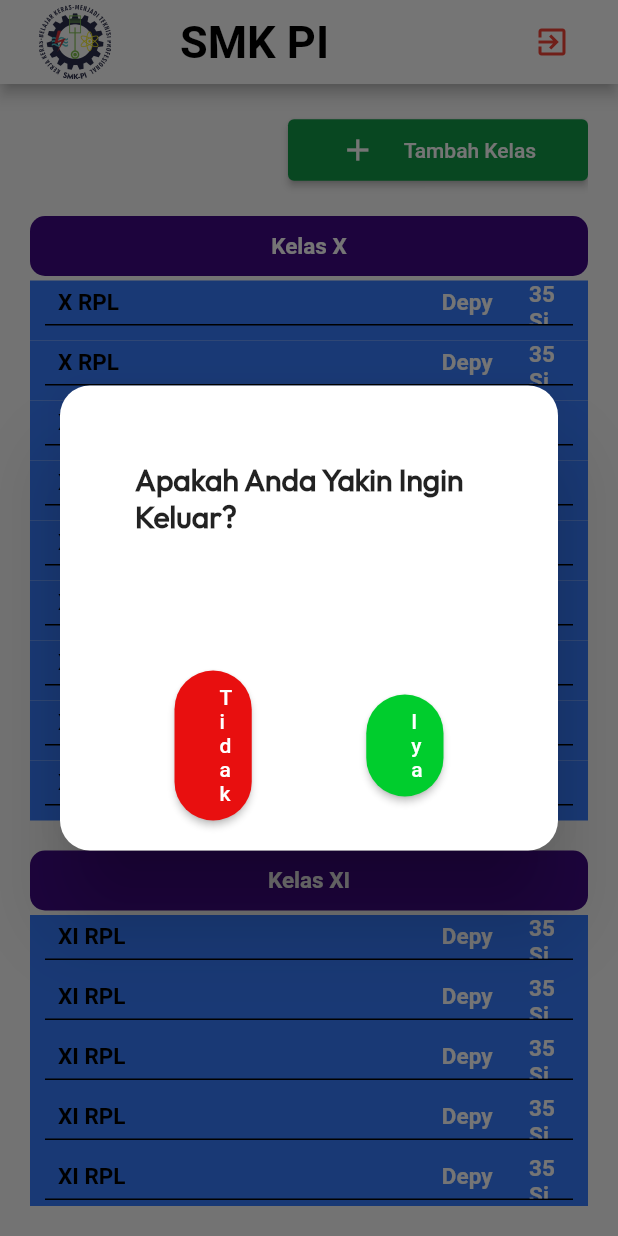
After one commit to Badru2/e_learning_smk_pi, a Flutter app: the KelasScreenAdmin screen opened directly, after a tap on the "exit to app" icon, on a phone screen of 412 x 824 dp. The commit adds this screen. Run offline on Flutter 3.47's test engine with Material 2 defaults, Android fonts, the light colour scheme and no system bars; our stand-ins replace carousel_slider, cloud_firestore, data_table_2, dropdown_button2, firebase_auth, firebase_core and 10 more; accounts and stored records are empty; project files that could hold a hidden picture were left out.

Commit message:
guru data table, kelas data table & alert log out

```diff
--- a/lib/screens/admin/home_screen/tombol/guru.dart
+++ b/lib/screens/admin/home_screen/tombol/guru.dart
@@ -1,6 +1,8 @@
+import 'package:e_learning_smk_pi/screens/admin/guru_screen/guru_screen.dart';
 import 'package:e_learning_smk_pi/screens/admin/login/login_screen.dart';
 import 'package:e_learning_smk_pi/widgets/my_font.dart';
 import 'package:e_learning_smk_pi/widgets/my_icons.dart';
+import 'package:e_learning_smk_pi/widgets/sidebar.dart';
 import 'package:flutter/material.dart';
 import 'package:flutter_svg/flutter_svg.dart';
 
@@ -20,7 +22,7 @@ class Guru extends StatelessWidget {
         onPressed: () {
           Navigator.push(
             context,
-            MaterialPageRoute(builder: (context) => const AdminLoginScreen()),
+            MaterialPageRoute(builder: (context) => const SideBarAdmin()),
           );
         },
         child: Container(
--- /dev/null
+++ b/lib/screens/admin/kelas/kelas_screen.dart
@@ -0,0 +1,78 @@
+import 'package:data_table_2/data_table_2.dart';
+import 'package:e_learning_smk_pi/screens/admin/kelas/widget/kelas_x.dart';
+import 'package:e_learning_smk_pi/screens/admin/kelas/widget/kelas_xi.dart';
+import 'package:e_learning_smk_pi/screens/admin/kelas/widget/kelas_xii.dart';
+import 'package:e_learning_smk_pi/widgets/appbar_admin.dart';
+import 'package:flutter/material.dart';
+
+class KelasScreenAdmin extends StatefulWidget {
+  const KelasScreenAdmin({super.key});
+
+  @override
+  State<KelasScreenAdmin> createState() => _KelasScreenAdminState();
+}
+
+class _KelasScreenAdminState extends State<KelasScreenAdmin> {
+  @override
+  Widget build(BuildContext context) {
+    return Scaffold(
+      appBar: const AppbarAdmin(),
+      body: SafeArea(
+        child: Container(
+          margin: const EdgeInsets.all(20),
+          child: SingleChildScrollView(
+            child: Column(
+              children: [
+                SizedBox(
+                  width: MediaQuery.of(context).size.width,
+                  child: Align(
+                    alignment: Alignment.centerRight,
+                    child: ElevatedButton(
+                      style: ElevatedButton.styleFrom(
+                        fixedSize: const Size(200, 41),
+                        backgroundColor: const Color(0xFF119A47),
+                      ),
+                      onPressed: () {},
+                      child: Row(
+                        mainAxisAlignment: MainAxisAlignment.spaceEvenly,
+                        children: const [
+                          Icon(Icons.add),
+                          Text('Tambah Kelas'),
+                        ],
+                      ),
+                    ),
+                  ),
+                ),
+                SizedBox(height: 20),
+                KelasX(),
+                SizedBox(height: 20),
+                KelasXI(),
+                SizedBox(height: 20),
+                KelasXII(),
+                // Container(
+                //   decoration: BoxDecoration(
+                //     borderRadius: BorderRadius.circular(10),
+                //   ),
+                //   width: MediaQuery.of(context).size.width,
+                //   height: MediaQuery.of(context).size.height * 0.9,
+                //   child: DataTable2(
+                //     columns: [
+                //       DataColumn2(
+                //         label: Text('Kelas X'),
+                //       )
+                //     ],
+                //     rows: [
+                //       DataRow2(cells: [
+                //         DataCell(Text('Udin')),
+                //       ])
+                //     ],
+                //   ),
+                // )
+              ],
+            ),
+          ),
+        ),
+      ),
+    );
+  }
+}
--- /dev/null
+++ b/lib/screens/admin/kelas/widget/kelas_x.dart
@@ -0,0 +1,86 @@
+import 'package:e_learning_smk_pi/widgets/my_font.dart';
+import 'package:flutter/material.dart';
+
+class KelasX extends StatefulWidget {
+  const KelasX({super.key});
+
+  @override
+  State<KelasX> createState() => _KelasXState();
+}
+
+class _KelasXState extends State<KelasX> {
+  @override
+  Widget build(BuildContext context) {
+    return Column(
+      children: [
+        Container(
+          height: 40,
+          decoration: BoxDecoration(
+            color: const Color(0xFF400986),
+            borderRadius: BorderRadius.circular(10),
+          ),
+          child: const Center(
+            child: Text(
+              'Kelas X',
+              style: font15w6w,
+            ),
+          ),
+        ),
+        const SizedBox(height: 3),
+        SizedBox(
+          width: MediaQuery.of(context).size.width,
+          height: 360,
+          child: Container(
+            decoration: BoxDecoration(borderRadius: BorderRadius.circular(20)),
+            child: ListView.builder(
+              itemBuilder: (context, index) {
+                return Container(
+                  decoration: const BoxDecoration(
+                    color: Color(0xFF367CFF),
+                  ),
+                  child: Container(
+                    margin:
+                        const EdgeInsets.only(left: 10, right: 10, bottom: 10),
+                    height: 30,
+                    decoration: const BoxDecoration(
+                      border: Border(
+                        bottom: BorderSide(color: Colors.black),
+                      ),
+                    ),
+                    child: Row(
+                      mainAxisAlignment: MainAxisAlignment.spaceEvenly,
+                      children: [
+                        SizedBox(
+                          width: MediaQuery.of(context).size.width * 0.6,
+                          child: const Text(
+                            'X RPL',
+                            style: font15w6,
+                          ),
+                        ),
+                        SizedBox(
+                          width: MediaQuery.of(context).size.width * 0.12,
+                          child: const Text(
+                            'Depy',
+                            style: font15w6w,
+                          ),
+                        ),
+                        SizedBox(
+                          width: MediaQuery.of(context).size.width * 0.05,
+                          child: const Text(
+                            '35 Siswa',
+                            style: font15w6w,
+                          ),
+                        ),
+                      ],
+                    ),
+                  ),
+                );
+              },
+              itemCount: 9,
+            ),
+          ),
+        ),
+      ],
+    );
+  }
+}
--- /dev/null
+++ b/lib/screens/admin/kelas/widget/kelas_xi.dart
@@ -0,0 +1,86 @@
+import 'package:e_learning_smk_pi/widgets/my_font.dart';
+import 'package:flutter/material.dart';
+
+class KelasXI extends StatefulWidget {
+  const KelasXI({super.key});
+
+  @override
+  State<KelasXI> createState() => _KelasXIState();
+}
+
+class _KelasXIState extends State<KelasXI> {
+  @override
+  Widget build(BuildContext context) {
+    return Column(
+      children: [
+        Container(
+          height: 40,
+          decoration: BoxDecoration(
+            color: const Color(0xFF400986),
+            borderRadius: BorderRadius.circular(10),
+          ),
+          child: const Center(
+            child: Text(
+              'Kelas XI',
+              style: font15w6w,
+            ),
+          ),
+        ),
+        const SizedBox(height: 3),
+        SizedBox(
+          width: MediaQuery.of(context).size.width,
+          height: 360,
+          child: Container(
+            decoration: BoxDecoration(borderRadius: BorderRadius.circular(20)),
+            child: ListView.builder(
+              itemBuilder: (context, index) {
+                return Container(
+                  decoration: const BoxDecoration(
+                    color: Color(0xFF367CFF),
+                  ),
+                  child: Container(
+                    margin:
+                        const EdgeInsets.only(left: 10, right: 10, bottom: 10),
+                    height: 30,
+                    decoration: const BoxDecoration(
+                      border: Border(
+                        bottom: BorderSide(color: Colors.black),
+                      ),
+                    ),
+                    child: Row(
+                      mainAxisAlignment: MainAxisAlignment.spaceEvenly,
+                      children: [
+                        SizedBox(
+                          width: MediaQuery.of(context).size.width * 0.6,
+                          child: const Text(
+                            'XI RPL',
+                            style: font15w6,
+                          ),
+                        ),
+                        SizedBox(
+                          width: MediaQuery.of(context).size.width * 0.12,
+                          child: const Text(
+                            'Depy',
+                            style: font15w6w,
+                          ),
+                        ),
+                        SizedBox(
+                          width: MediaQuery.of(context).size.width * 0.05,
+                          child: const Text(
+                            '35 Siswa',
+                            style: font15w6w,
+                          ),
+                        ),
+                      ],
+                    ),
+                  ),
+                );
+              },
+              itemCount: 9,
+            ),
+          ),
+        ),
+      ],
+    );
+  }
+}
--- /dev/null
+++ b/lib/screens/admin/kelas/widget/kelas_xii.dart
@@ -0,0 +1,86 @@
+import 'package:e_learning_smk_pi/widgets/my_font.dart';
+import 'package:flutter/material.dart';
+
+class KelasXII extends StatefulWidget {
+  const KelasXII({super.key});
+
+  @override
+  State<KelasXII> createState() => _KelasXIIState();
+}
+
+class _KelasXIIState extends State<KelasXII> {
+  @override
+  Widget build(BuildContext context) {
+    return Column(
+      children: [
+        Container(
+          height: 40,
+          decoration: BoxDecoration(
+            color: const Color(0xFF400986),
+            borderRadius: BorderRadius.circular(10),
+          ),
+          child: const Center(
+            child: Text(
+              'Kelas XII',
+              style: font15w6w,
+            ),
+          ),
+        ),
+        const SizedBox(height: 3),
+        SizedBox(
+          width: MediaQuery.of(context).size.width,
+          height: 360,
+          child: Container(
+            decoration: BoxDecoration(borderRadius: BorderRadius.circular(20)),
+            child: ListView.builder(
+              itemBuilder: (context, index) {
+                return Container(
+                  decoration: const BoxDecoration(
+                    color: Color(0xFF367CFF),
+                  ),
+                  child: Container(
+                    margin:
+                        const EdgeInsets.only(left: 10, right: 10, bottom: 10),
+                    height: 30,
+                    decoration: const BoxDecoration(
+                      border: Border(
+                        bottom: BorderSide(color: Colors.black),
+                      ),
+                    ),
+                    child: Row(
+                      mainAxisAlignment: MainAxisAlignment.spaceEvenly,
+                      children: [
+                        SizedBox(
+                          width: MediaQuery.of(context).size.width * 0.6,
+                          child: const Text(
+                            'XII RPL',
+                            style: font15w6,
+                          ),
+                        ),
+                        SizedBox(
+                          width: MediaQuery.of(context).size.width * 0.12,
+                          child: const Text(
+                            'Depy',
+                            style: font15w6w,
+                          ),
+                        ),
+                        SizedBox(
+                          width: MediaQuery.of(context).size.width * 0.05,
+                          child: const Text(
+                            '35 Siswa',
+                            style: font15w6w,
+                          ),
+                        ),
+                      ],
+                    ),
+                  ),
+                );
+              },
+              itemCount: 9,
+            ),
+          ),
+        ),
+      ],
+    );
+  }
+}
--- a/lib/widgets/appbar_admin.dart
+++ b/lib/widgets/appbar_admin.dart
@@ -1,3 +1,4 @@
+import 'package:e_learning_smk_pi/screens/admin/login/login_screen.dart';
 import 'package:e_learning_smk_pi/widgets/my_font.dart';
 import 'package:flutter/material.dart';
 
@@ -14,7 +15,68 @@ class AppbarAdmin extends StatelessWidget with PreferredSizeWidget {
       toolbarHeight: 70,
       actions: [
         IconButton(
-          onPressed: () {},
+          onPressed: () {
+            showDialog(
+              context: context,
+              builder: (context) {
+                return AlertDialog(
+                  titlePadding: EdgeInsets.all(50),
+                  actionsPadding: EdgeInsets.only(bottom: 20, top: 40),
+                  shape: RoundedRectangleBorder(
+                      borderRadius: BorderRadius.circular(20)),
+                  actionsAlignment: MainAxisAlignment.spaceEvenly,
+                  title: const Text(
+                    'Apakah Anda Yakin Ingin Keluar?',
+                    style: font20w6b,
+                  ),
+                  actions: [
+                    Container(
+                      width: MediaQuery.of(context).size.width * 0.125,
+                      child: Container(
+                        alignment: Alignment.centerLeft,
+                        width: 50,
+                        child: ElevatedButton(
+                          style: ElevatedButton.styleFrom(
+                            padding: EdgeInsets.fromLTRB(30, 10, 30, 10),
+                            backgroundColor: Color(0xFFE80F0F),
+                            shape: RoundedRectangleBorder(
+                              borderRadius: BorderRadius.circular(30),
+                            ),
+                          ),
+                          onPressed: () => Navigator.pop(context),
+                          child: const Text('Tidak'),
+                        ),
+                      ),
+                    ),
+                    Container(
+                      width: MediaQuery.of(context).size.width * 0.125,
+                      child: Container(
+                        alignment: Alignment.centerRight,
+                        child: ElevatedButton(
+                          style: ElevatedButton.styleFrom(
+                            padding: EdgeInsets.fromLTRB(30, 10, 30, 10),
+                            backgroundColor: Color(0xFF00CD2D),
+                            shape: RoundedRectangleBorder(
+                              borderRadius: BorderRadius.circular(30),
+                            ),
+                          ),
+                          onPressed: () {
+                            Navigator.push(
+                              context,
+                              MaterialPageRoute(
+                                builder: (context) => const AdminLoginScreen(),
+                              ),
+                            );
+                          },
+                          child: const Text('Iya'),
+                        ),
+                      ),
+                    ),
+                  ],
+                );
+              },
+            );
+          },
           icon: const Icon(
             Icons.exit_to_app,
             color: Colors.red,
```
Also changed, not shown: lib/screens/admin/guru_screen/guru_screen.dart (added, +184 -0 lines), lib/widgets/sidebar.dart (+12 -10 lines).
